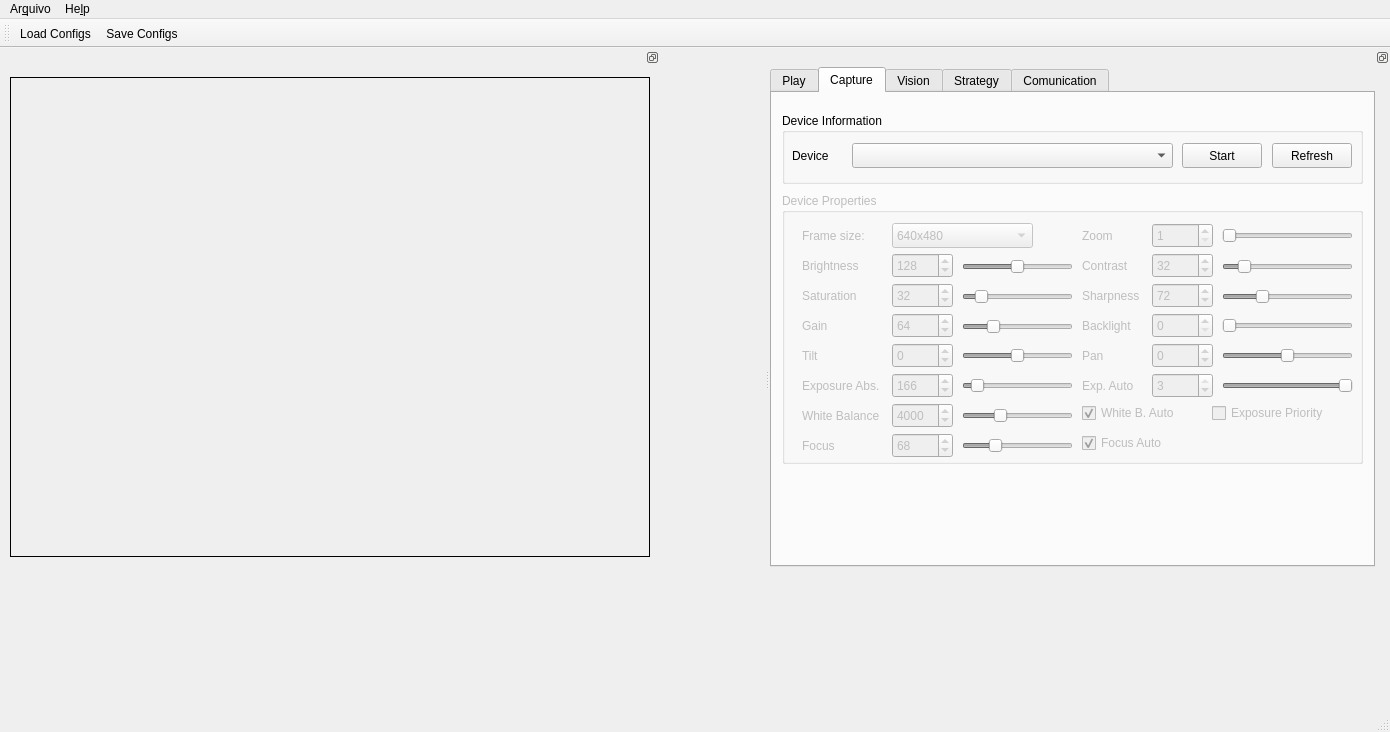
Old version of the form interface/mainwindow.ui in the repository PEQUI-MEC/PY-VSSS-INF.
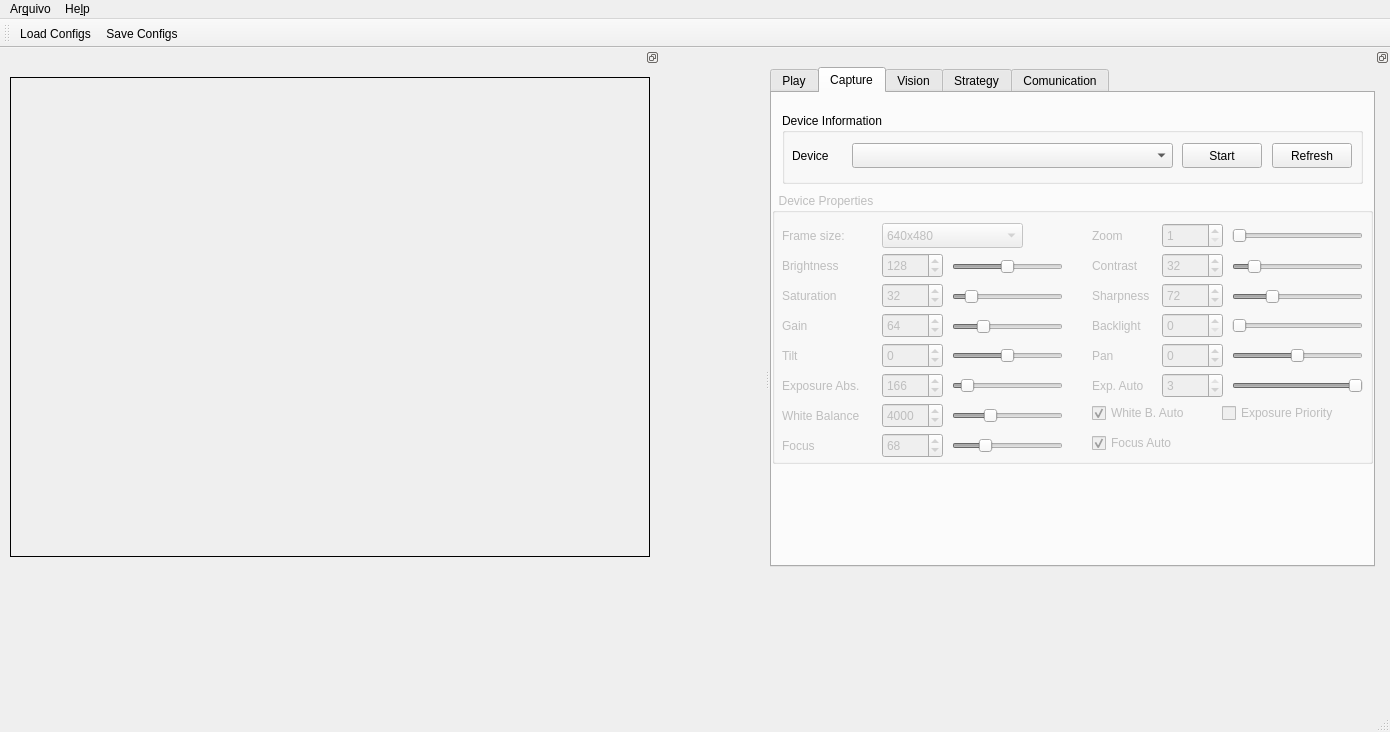
New version of the form. The open tabs and pages were chosen to show the change. Icons and pictures are not drawn.

Commit message: Algumas modificações dos tamanhos das box's de texto

```diff
--- a/interface/mainwindow.ui
+++ b/interface/mainwindow.ui
@@ -1620,14 +1620,14 @@
        </property>
        <property name="geometry">
         <rect>
-         <x>10</x>
+         <x>0</x>
          <y>100</y>
-         <width>581</width>
+         <width>601</width>
          <height>271</height>
         </rect>
        </property>
        <property name="title">
-        <string>Device Properties</string>
+        <string>  Device Properties</string>
        </property>
        <widget class="QSpinBox" name="spinBoxCaptureDevicePropertiesSaturation">
         <property name="geometry">
@@ -1697,7 +1697,7 @@
        <widget class="QLabel" name="labelCaptureDevicePropertiesSaturation">
         <property name="geometry">
          <rect>
-          <x>20</x>
+          <x>10</x>
           <y>90</y>
           <width>81</width>
           <height>25</height>
@@ -1722,7 +1722,7 @@
        <widget class="QSlider" name="horizontalSliderCaptureDevicePropertiesSharpness">
         <property name="geometry">
          <rect>
-          <x>440</x>
+          <x>460</x>
           <y>91</y>
           <width>131</width>
           <height>25</height>
@@ -1814,7 +1814,7 @@
        <widget class="QLabel" name="labelCaptureDevicePropertiesContrast">
         <property name="geometry">
          <rect>
-          <x>300</x>
+          <x>320</x>
           <y>60</y>
           <width>61</width>
           <height>25</height>
@@ -1839,7 +1839,7 @@
        <widget class="QSpinBox" name="spinBoxCaptureDevicePropertiesContrast">
         <property name="geometry">
          <rect>
-          <x>370</x>
+          <x>390</x>
           <y>60</y>
           <width>61</width>
           <height>25</height>
@@ -1901,7 +1901,7 @@
        <widget class="QLabel" name="labelCaptureDevicePropertiesBrightness">
         <property name="geometry">
          <rect>
-          <x>20</x>
+          <x>10</x>
           <y>60</y>
           <width>81</width>
           <height>25</height>
@@ -1969,7 +1969,7 @@
        <widget class="QLabel" name="labelCaptureDevicePropertiesGain">
         <property name="geometry">
          <rect>
-          <x>20</x>
+          <x>10</x>
           <y>120</y>
           <width>81</width>
           <height>25</height>
@@ -1994,7 +1994,7 @@
        <widget class="QLabel" name="labelCaptureDevicePropertiesSharpness">
         <property name="geometry">
          <rect>
-          <x>300</x>
+          <x>320</x>
           <y>90</y>
           <width>61</width>
           <height>25</height>
@@ -2019,7 +2019,7 @@
        <widget class="QSpinBox" name="spinBoxCaptureDevicePropertiesSharpness">
         <property name="geometry">
          <rect>
-          <x>370</x>
+          <x>390</x>
           <y>90</y>
           <width>61</width>
           <height>25</height>
@@ -2084,9 +2084,9 @@
        <widget class="QLabel" name="labelCaptureDevicePropertiesExposure">
         <property name="geometry">
          <rect>
-          <x>20</x>
+          <x>10</x>
           <y>180</y>
-          <width>91</width>
+          <width>101</width>
           <height>25</height>
          </rect>
         </property>
@@ -2143,7 +2143,7 @@
        <widget class="QLabel" name="labelCaptureDevicePropertiesFameSize">
         <property name="geometry">
          <rect>
-          <x>20</x>
+          <x>10</x>
           <y>30</y>
           <width>81</width>
           <height>25</height>
@@ -2202,7 +2202,7 @@
        <widget class="QSlider" name="horizontalSliderCaptureDevicePropertiesContrast">
         <property name="geometry">
          <rect>
-          <x>440</x>
+          <x>460</x>
           <y>61</y>
           <width>131</width>
           <height>25</height>
@@ -2236,7 +2236,7 @@
        <widget class="QSlider" name="horizontalSliderCaptureDevicePropertiesBacklight">
         <property name="geometry">
          <rect>
-          <x>440</x>
+          <x>460</x>
           <y>120</y>
           <width>131</width>
           <height>25</height>
@@ -2307,7 +2307,7 @@
        <widget class="QLabel" name="labelCaptureDevicePropertiesTilt">
         <property name="geometry">
          <rect>
-          <x>20</x>
+          <x>10</x>
           <y>150</y>
           <width>81</width>
           <height>25</height>
@@ -2332,7 +2332,7 @@
        <widget class="QSpinBox" name="spinBoxCaptureDevicePropertiesBacklight">
         <property name="geometry">
          <rect>
-          <x>370</x>
+          <x>390</x>
           <y>120</y>
           <width>61</width>
           <height>25</height>
@@ -2400,9 +2400,9 @@
        <widget class="QLabel" name="labelCaptureDevicePropertiesBacklight">
         <property name="geometry">
          <rect>
-          <x>300</x>
+          <x>320</x>
           <y>120</y>
-          <width>61</width>
+          <width>71</width>
           <height>25</height>
          </rect>
         </property>
@@ -2425,7 +2425,7 @@
        <widget class="QSlider" name="horizontalSliderCaptureDevicePropertiesPan">
         <property name="geometry">
          <rect>
-          <x>440</x>
+          <x>460</x>
           <y>150</y>
           <width>131</width>
           <height>25</height>
@@ -2462,7 +2462,7 @@
        <widget class="QLabel" name="labelCaptureDevicePropertiesPan">
         <property name="geometry">
          <rect>
-          <x>300</x>
+          <x>320</x>
           <y>150</y>
           <width>51</width>
           <height>25</height>
@@ -2487,7 +2487,7 @@
        <widget class="QSpinBox" name="spinBoxCaptureDevicePropertiesPan">
         <property name="geometry">
          <rect>
-          <x>370</x>
+          <x>390</x>
           <y>150</y>
           <width>61</width>
           <height>25</height>
@@ -2598,7 +2598,7 @@
        <widget class="QLabel" name="labelCaptureDevicePropertiesFocus">
         <property name="geometry">
          <rect>
-          <x>20</x>
+          <x>10</x>
           <y>240</y>
           <width>91</width>
           <height>25</height>
@@ -2623,7 +2623,7 @@
        <widget class="QCheckBox" name="checkBoxCaptureDevicePropertiesFocusAuto">
         <property name="geometry">
          <rect>
-          <x>300</x>
+          <x>320</x>
           <y>240</y>
           <width>111</width>
           <height>20</height>
@@ -2645,7 +2645,7 @@
        <widget class="QSlider" name="horizontalSliderCaptureDevicePropertiesExposureAuto">
         <property name="geometry">
          <rect>
-          <x>440</x>
+          <x>460</x>
           <y>180</y>
           <width>131</width>
           <height>25</height>
@@ -2682,7 +2682,7 @@
        <widget class="QSpinBox" name="spinBoxCaptureDevicePropertiesExposureAuto">
         <property name="geometry">
          <rect>
-          <x>370</x>
+          <x>390</x>
           <y>180</y>
           <width>61</width>
           <height>25</height>
@@ -2713,9 +2713,9 @@
        <widget class="QLabel" name="labelCaptureDevicePropertiesExposureAuto">
         <property name="geometry">
          <rect>
-          <x>300</x>
+          <x>320</x>
           <y>180</y>
-          <width>61</width>
+          <width>71</width>
           <height>25</height>
          </rect>
         </property>
@@ -2738,7 +2738,7 @@
        <widget class="QLabel" name="labelCaptureDevicePropertiesZoom">
         <property name="geometry">
          <rect>
-          <x>300</x>
+          <x>320</x>
           <y>30</y>
           <width>51</width>
           <height>25</height>
@@ -2763,7 +2763,7 @@
        <widget class="QSlider" name="horizontalSliderCaptureDevicePropertiesZoom">
         <property name="geometry">
          <rect>
-          <x>440</x>
+          <x>460</x>
           <y>30</y>
           <width>131</width>
           <height>25</height>
@@ -2797,7 +2797,7 @@
        <widget class="QSpinBox" name="spinBoxCaptureDevicePropertiesZoom">
         <property name="geometry">
          <rect>
-          <x>370</x>
+          <x>390</x>
           <y>30</y>
           <width>61</width>
           <height>25</height>
@@ -2828,7 +2828,7 @@
        <widget class="QCheckBox" name="checkBoxCaptureDevicePropertiesExposureAutoPriority">
         <property name="geometry">
          <rect>
-          <x>430</x>
+          <x>450</x>
           <y>210</y>
           <width>141</width>
           <height>20</height>
@@ -2906,9 +2906,9 @@
        <widget class="QLabel" name="labelCaptureDevicePropertiesWhiteBalance">
         <property name="geometry">
          <rect>
-          <x>20</x>
+          <x>10</x>
           <y>210</y>
-          <width>91</width>
+          <width>101</width>
           <height>25</height>
          </rect>
         </property>
@@ -2931,7 +2931,7 @@
        <widget class="QCheckBox" name="checkBoxCaptureDevicePropertiesWhiteBalanceAuto">
         <property name="geometry">
          <rect>
-          <x>300</x>
+          <x>320</x>
           <y>210</y>
           <width>111</width>
           <height>20</height>
```
Left out of the diff: 114 changed lines with no effect on the pictures. The commit also changes 1 other file.
